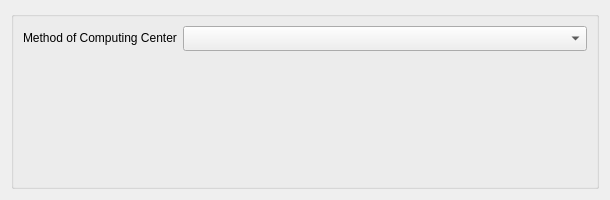
This is src/Interface/Modules/Fields/CalculateMeshCenterDialog.ui in SCIInstitute/SCIRun as Qt 5 draws it before an edit. The edited form follows.
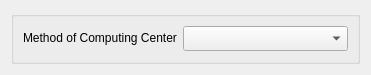
This is the edited form.

```diff
--- a/src/Interface/Modules/Fields/CalculateMeshCenterDialog.ui
+++ b/src/Interface/Modules/Fields/CalculateMeshCenterDialog.ui
@@ -6,8 +6,8 @@
    <rect>
     <x>0</x>
     <y>0</y>
-    <width>610</width>
-    <height>200</height>
+    <width>371</width>
+    <height>75</height>
    </rect>
   </property>
   <property name="sizePolicy">
@@ -18,7 +18,7 @@
   </property>
   <property name="minimumSize">
    <size>
-    <width>400</width>
+    <width>371</width>
     <height>75</height>
    </size>
   </property>
```
